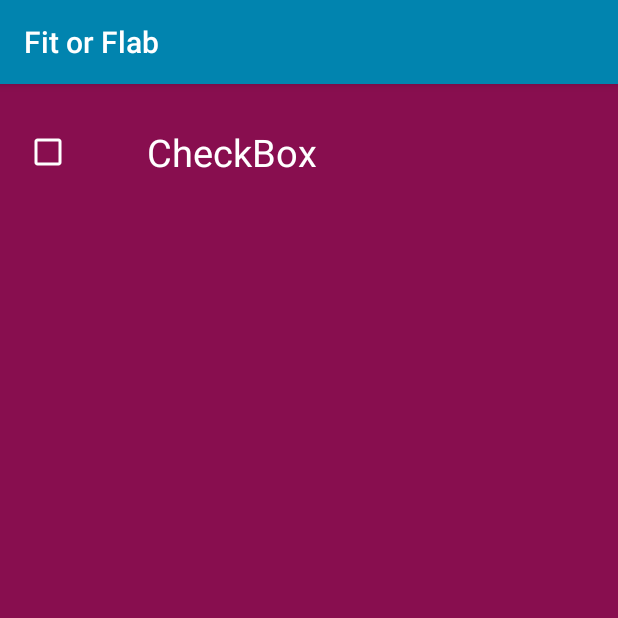
After one commit to shgaurav/FitorFlab, an Android app: the SettingActivity screen opened directly, with no data from a screen before it, on a phone screen of 412 x 824 dp, the top half of it. The commit adds this screen. Run offline under Robolectric (Android 15) with nearby library versions, the phone set to English and light mode, and no system bars.

Commit message:
Added a button that takes you to a settings menu and allows you to check a button for night-mode. As a button is pressed, the background of the whole app becomes dark. -Version2.0 -Stable

```diff
--- a/app/build.gradle
+++ b/app/build.gradle
@@ -24,7 +24,9 @@ dependencies {
     androidTestCompile('com.android.support.test.espresso:espresso-core:2.2.2', {
         exclude group: 'com.android.support', module: 'support-annotations'
     })
-    compile 'com.android.support:appcompat-v7:25.0.1'
+    compile 'com.android.support:appcompat-v7:25.1.0'
+    compile 'com.android.support.constraint:constraint-layout:1.0.0-beta4'
+    compile 'com.android.support:support-v4:25.1.0'
     testCompile 'junit:junit:4.12'
-    compile 'com.android.support.constraint:constraint-layout:1.0.0-beta4'
+    compile 'com.android.support:design:25.1.0'
 }
--- a/app/src/main/AndroidManifest.xml
+++ b/app/src/main/AndroidManifest.xml
@@ -15,7 +15,8 @@
                 <category android:name="android.intent.category.LAUNCHER" />
             </intent-filter>
         </activity>
-        <activity android:name=".DetailsActivity"></activity>
+        <activity android:name=".DetailsActivity" />
+        <activity android:name=".SettingActivity"></activity>
     </application>
 
 </manifest>
--- /dev/null
+++ b/app/src/main/java/com/example/gaurav/fitorflab/SettingActivity.java
@@ -0,0 +1,45 @@
+package com.example.gaurav.fitorflab;
+
+import android.content.Intent;
+import android.graphics.Color;
+import android.support.v7.app.AppCompatActivity;
+import android.os.Bundle;
+import android.view.View;
+import android.widget.CheckBox;
+import android.widget.LinearLayout;
+import android.widget.RelativeLayout;
+
+import java.io.LineNumberReader;
+
+public class SettingActivity extends AppCompatActivity {
+
+    public static boolean NightModeActivate = false;
+
+    @Override
+    protected void onCreate(Bundle savedInstanceState) {
+        super.onCreate(savedInstanceState);
+        setContentView(R.layout.activity_setting);
+
+        final CheckBox nightModeBtn = (CheckBox)findViewById(R.id.nmBtn);
+
+        LinearLayout activityDLayout = (LinearLayout) findViewById(R.id.activity_details);
+        LinearLayout activtyMLayout  = (LinearLayout) findViewById(R.id.activity_main);
+
+        if(NightModeActivate){
+           nightModeBtn.setChecked(true);
+        } else{
+            nightModeBtn.setChecked(false);
+        }
+
+        nightModeBtn.setOnClickListener(new View.OnClickListener() {
+            @Override
+            public void onClick(View view) {
+                if(nightModeBtn.isChecked()){
+                    NightModeActivate = true;
+                } else{
+                    NightModeActivate = false;
+                }
+            }
+        });
+    }
+}
--- /dev/null
+++ b/app/src/main/res/layout/activity_setting.xml
@@ -0,0 +1,28 @@
+<?xml version="1.0" encoding="utf-8"?>
+<RelativeLayout xmlns:android="http://schemas.android.com/apk/res/android"
+    xmlns:app="http://schemas.android.com/apk/res-auto"
+    xmlns:tools="http://schemas.android.com/tools"
+    android:id="@+id/activity_setting"
+    android:layout_width="match_parent"
+    android:layout_height="match_parent"
+    android:paddingBottom="@dimen/activity_vertical_margin"
+    android:paddingLeft="@dimen/activity_horizontal_margin"
+    android:paddingRight="@dimen/activity_horizontal_margin"
+    android:paddingTop="@dimen/activity_vertical_margin"
+    tools:context="com.example.gaurav.fitorflab.SettingActivity"
+    android:background="#880e4f">
+
+    <CheckBox
+        android:text="CheckBox"
+        android:layout_width="wrap_content"
+        android:layout_height="wrap_content"
+        android:layout_alignParentTop="true"
+        android:layout_alignParentStart="true"
+        android:layout_marginTop="12dp"
+        android:id="@+id/nmBtn"
+        android:textSize="25sp"
+        android:textColor="@android:color/background_light"
+        app:buttonTint="@android:color/background_light"
+        android:paddingLeft="50dp"
+        android:checked="false" />
+</RelativeLayout>
```
Also changed, not shown: app/src/main/java/com/example/gaurav/fitorflab/DetailsActivity.java (+17 -9 lines), app/src/main/java/com/example/gaurav/fitorflab/MainActivity.java (+39 -0 lines), app/src/main/res/drawable/ic_info_black_24dp.xml (added, +9 -0 lines), app/src/main/res/drawable/ic_notifications_black_24dp.xml (added, +9 -0 lines), app/src/main/res/drawable/ic_sync_black_24dp.xml (added, +9 -0 lines), app/src/main/res/layout/activity_main.xml (+8 -0 lines), app/src/main/res/layout/activity_settings.xml (added, +35 -0 lines), app/src/main/res/values/strings.xml (+73 -0 lines), app/src/main/res/xml/pref_data_sync.xml (added, +21 -0 lines), app/src/main/res/xml/pref_general.xml (added, +33 -0 lines), app/src/main/res/xml/pref_headers.xml (added, +20 -0 lines), app/src/main/res/xml/pref_notification.xml (added, +27 -0 lines), app/src/main/res/drawable/image2.png (added).
